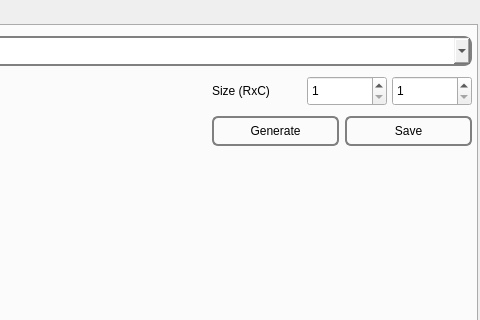
Before: the Qt Designer form src/view/s21_view.ui in AlexeyGordiychenko/scp_maze, drawn with Qt 5; both pictures show x 320 to 800 and y 0 to 320 of the 800 by 610 pixel window.
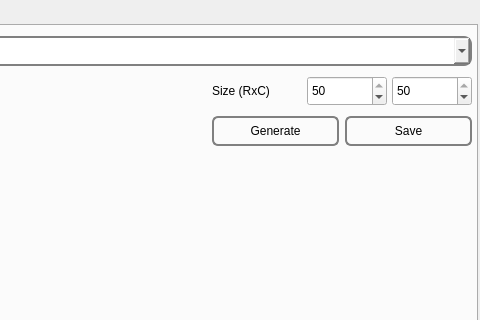
After: the same form once the commit is applied. Icons and pictures are not drawn. Custom widgets are drawn as their Qt base class.

Commit message: Set UI default size for maze generation as 50x50

Diff of the .ui file:
```diff
--- a/src/view/s21_view.ui
+++ b/src/view/s21_view.ui
@@ -147,7 +147,7 @@
        <double>50.000000000000000</double>
       </property>
       <property name="value">
-       <double>1.000000000000000</double>
+       <double>50.000000000000000</double>
       </property>
      </widget>
      <widget class="QDoubleSpinBox" name="mazeNumCols">
@@ -169,7 +169,7 @@
        <double>50.000000000000000</double>
       </property>
       <property name="value">
-       <double>1.000000000000000</double>
+       <double>50.000000000000000</double>
       </property>
      </widget>
      <widget class="QPushButton" name="mazeGenerateBtn">
```
